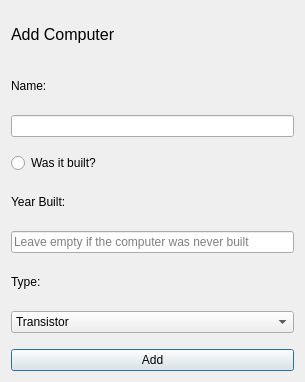
Before: the Qt Designer form addcomputerwindow.ui in athenabjorg/sacr, drawn with Qt 5.
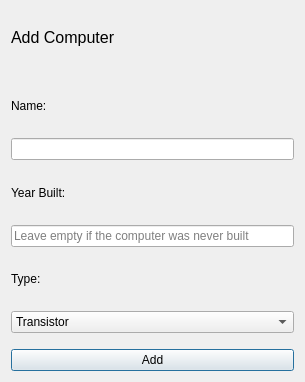
After: the same form once the commit is applied.

Patch:
```diff
--- a/addcomputerwindow.ui
+++ b/addcomputerwindow.ui
@@ -26,16 +26,6 @@
      </property>
     </widget>
    </item>
-   <item>
-    <widget class="QLabel" name="nameLabel">
-     <property name="text">
-      <string>Name:</string>
-     </property>
-    </widget>
-   </item>
-   <item>
-    <widget class="QLineEdit" name="nameInput"/>
-   </item>
    <item>
     <spacer name="verticalSpacer_2">
      <property name="orientation">
@@ -53,12 +43,15 @@
     </spacer>
    </item>
    <item>
-    <widget class="QRadioButton" name="wasBuiltInput">
+    <widget class="QLabel" name="nameLabel">
      <property name="text">
-      <string>Was it built?</string>
+      <string>Name:</string>
      </property>
     </widget>
    </item>
+   <item>
+    <widget class="QLineEdit" name="nameInput"/>
+   </item>
    <item>
     <widget class="QLabel" name="yearBuiltLabel">
      <property name="text">
```
